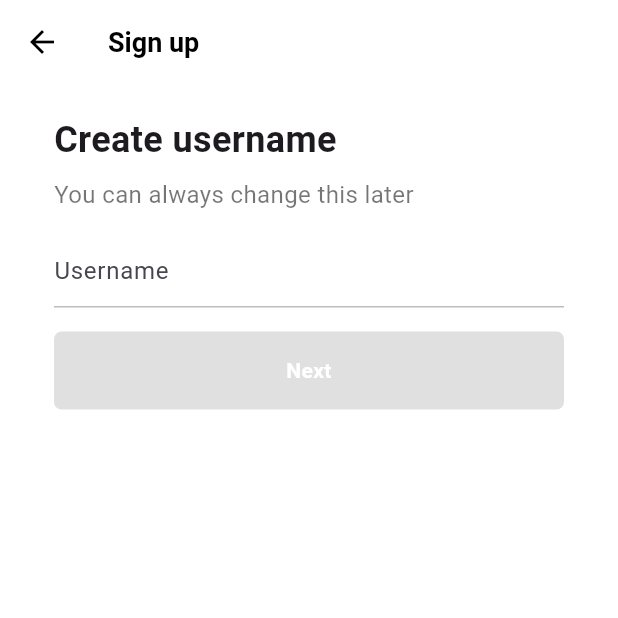
After one commit to recorder12/tiktok_clone, a Flutter app: the screen it shows after launch, after a tap on "Use email & password", on a phone screen of 412 x 824 dp, the top half of it. The commit adds this screen. Run offline on Flutter 3.47's test engine with Material 3 defaults, Android fonts, the phone set to English and light mode, and no system bars; our stand-ins replace font_awesome_flutter.

Commit message:
create username

```diff
--- a/lib/features/authentication/login_screen.dart
+++ b/lib/features/authentication/login_screen.dart
@@ -7,7 +7,7 @@ import 'package:tiktok/features/widgets/auth_button.dart';
 class LoginScreen extends StatelessWidget {
   const LoginScreen({super.key});
 
-  void onSignUpTap(BuildContext context) {
+  void _onSignUpTap(BuildContext context) {
     Navigator.of(context).pop(); // remove top screen
   }
 
@@ -51,7 +51,7 @@ class LoginScreen extends StatelessWidget {
         ),
       ),
       bottomNavigationBar: BottomAppBar(
-        color: Colors.grey.shade100,
+        color: Colors.grey.shade50,
         elevation: 2,
         child: Padding(
           padding: const EdgeInsets.symmetric(
@@ -68,7 +68,7 @@ class LoginScreen extends StatelessWidget {
               ),
               Gaps.h5,
               GestureDetector(
-                onTap: () => onSignUpTap(context),
+                onTap: () => _onSignUpTap(context),
                 child: Text(
                   "Sign up",
                   style: TextStyle(
--- a/lib/features/authentication/sign_up_screen.dart
+++ b/lib/features/authentication/sign_up_screen.dart
@@ -2,13 +2,14 @@ import 'package:flutter/material.dart';
 import 'package:font_awesome_flutter/font_awesome_flutter.dart';
 import 'package:tiktok/constants/gaps.dart';
 import 'package:tiktok/constants/sizes.dart';
+import 'package:tiktok/features/authentication/username_screen.dart';
 import 'package:tiktok/features/authentication/login_screen.dart';
 import 'package:tiktok/features/widgets/auth_button.dart';
 
 class SignUpScreen extends StatelessWidget {
   const SignUpScreen({super.key});
 
-  void onLoginTap(BuildContext context) {
+  void _onLoginTap(BuildContext context) {
     Navigator.of(context).push(
       MaterialPageRoute(
         builder: (context) => const LoginScreen(),
@@ -16,19 +17,27 @@ class SignUpScreen extends StatelessWidget {
     );
   }
 
+  void _onEmailTap(BuildContext context) {
+    Navigator.of(context).push(
+      MaterialPageRoute(
+        builder: (context) => const UsernameScreen(),
+      ),
+    );
+  }
+
   @override
   Widget build(BuildContext context) {
     return Scaffold(
-      body: const SafeArea(
+      body: SafeArea(
         child: Padding(
-          padding: EdgeInsets.symmetric(
+          padding: const EdgeInsets.symmetric(
             horizontal: Sizes.size40,
           ),
           child: Column(
             mainAxisSize: MainAxisSize.min,
             children: [
               Gaps.v80,
-              Text(
+              const Text(
                 "Sign up for TikTok",
                 style: TextStyle(
                   fontSize: Sizes.size24,
@@ -36,7 +45,7 @@ class SignUpScreen extends StatelessWidget {
                 ),
               ),
               Gaps.v20,
-              Text(
+              const Text(
                 "Create a profile, follow other accounts, make your own videos, and more.",
                 style: TextStyle(
                   fontSize: Sizes.size16,
@@ -45,12 +54,15 @@ class SignUpScreen extends StatelessWidget {
                 textAlign: TextAlign.center,
               ),
               Gaps.v40,
-              AuthButton(
-                icon: FaIcon(FontAwesomeIcons.user),
-                text: "Use email & password",
+              GestureDetector(
+                onTap: () => _onEmailTap(context),
+                child: const AuthButton(
+                  icon: FaIcon(FontAwesomeIcons.user),
+                  text: "Use email & password",
+                ),
               ),
               Gaps.v16,
-              AuthButton(
+              const AuthButton(
                   icon: FaIcon(FontAwesomeIcons.apple),
                   text: "Continue with Apple"),
             ],
@@ -58,7 +70,7 @@ class SignUpScreen extends StatelessWidget {
         ),
       ),
       bottomNavigationBar: BottomAppBar(
-        color: Colors.grey.shade100,
+        color: Colors.grey.shade50,
         elevation: 2,
         child: Padding(
           padding: const EdgeInsets.symmetric(
@@ -75,7 +87,7 @@ class SignUpScreen extends StatelessWidget {
               ),
               Gaps.h5,
               GestureDetector(
-                onTap: () => onLoginTap(context),
+                onTap: () => _onLoginTap(context),
                 child: Text(
                   'Log in',
                   style: TextStyle(
--- /dev/null
+++ b/lib/features/authentication/username_screen.dart
@@ -0,0 +1,109 @@
+import 'package:flutter/material.dart';
+import 'package:tiktok/constants/gaps.dart';
+import 'package:tiktok/constants/sizes.dart';
+
+class UsernameScreen extends StatefulWidget {
+  const UsernameScreen({super.key});
+
+  @override
+  State<UsernameScreen> createState() => _UsernameScreenState();
+}
+
+class _UsernameScreenState extends State<UsernameScreen> {
+  final TextEditingController _usernameController = TextEditingController();
+
+  String _username = '';
+
+  @override
+  void initState() {
+    super.initState();
+    // TODO: implement initState
+    _usernameController.addListener(() {
+      setState(() {
+        _username = _usernameController.text;
+      });
+    });
+  }
+
+  @override
+  Widget build(BuildContext context) {
+    return Scaffold(
+        appBar: AppBar(
+          title: const Text(
+            "Sign up",
+          ),
+        ),
+        body: Padding(
+          padding: const EdgeInsets.symmetric(
+            horizontal: Sizes.size36,
+          ),
+          child: Column(
+            crossAxisAlignment: CrossAxisAlignment.start,
+            children: [
+              Gaps.v20,
+              const Text(
+                "Create username",
+                style: TextStyle(
+                  fontSize: Sizes.size24,
+                  fontWeight: FontWeight.w700,
+                ),
+              ),
+              Gaps.v8,
+              const Text(
+                "You can always change this later",
+                style: TextStyle(
+                  fontSize: Sizes.size16,
+                  color: Colors.black54,
+                ),
+              ),
+              Gaps.v16,
+              TextField(
+                controller: _usernameController,
+                decoration: InputDecoration(
+                  hintText: "Username",
+                  enabledBorder: UnderlineInputBorder(
+                    borderSide: BorderSide(
+                      color: Colors.grey.shade400,
+                    ),
+                  ),
+                  focusedBorder: UnderlineInputBorder(
+                    borderSide: BorderSide(
+                      color: Colors.grey.shade400,
+                    ),
+                  ),
+                ),
+                cursorColor: Theme.of(context).primaryColor,
+              ),
+              Gaps.v16,
+              FractionallySizedBox(
+                widthFactor: 1,
+                child: AnimatedContainer(
+                  padding: const EdgeInsets.symmetric(
+                    vertical: Sizes.size16,
+                  ),
+                  decoration: BoxDecoration(
+                    borderRadius: BorderRadius.circular(
+                      Sizes.size5,
+                    ),
+                    color: _username.isEmpty
+                        ? Colors.grey.shade300
+                        : Theme.of(context).primaryColor,
+                  ),
+                  duration: const Duration(
+                    microseconds: 300,
+                  ),
+                  child: const Text(
+                    'Next',
+                    textAlign: TextAlign.center,
+                    style: TextStyle(
+                      color: Colors.white,
+                      fontWeight: FontWeight.w600,
+                    ),
+                  ),
+                ),
+              )
+            ],
+          ),
+        ));
+  }
+}
--- a/lib/main.dart
+++ b/lib/main.dart
@@ -1,4 +1,5 @@
 import 'package:flutter/material.dart';
+import 'package:tiktok/constants/sizes.dart';
 import 'package:tiktok/features/authentication/sign_up_screen.dart';
 
 void main() {
@@ -13,7 +14,18 @@ class TikTokApp extends StatelessWidget {
     return MaterialApp(
       title: 'TikTok Clone',
       theme: ThemeData(
+        scaffoldBackgroundColor: Colors.white,
         primaryColor: const Color(0xFFE9435A),
+        appBarTheme: const AppBarTheme(
+          foregroundColor: Colors.black,
+          backgroundColor: Colors.white,
+          elevation: 0,
+          titleTextStyle: TextStyle(
+            color: Colors.black,
+            fontSize: Sizes.size16 + Sizes.size2,
+            fontWeight: FontWeight.w600,
+          ),
+        ),
         useMaterial3: true,
       ),
       home: const SignUpScreen(),
```
